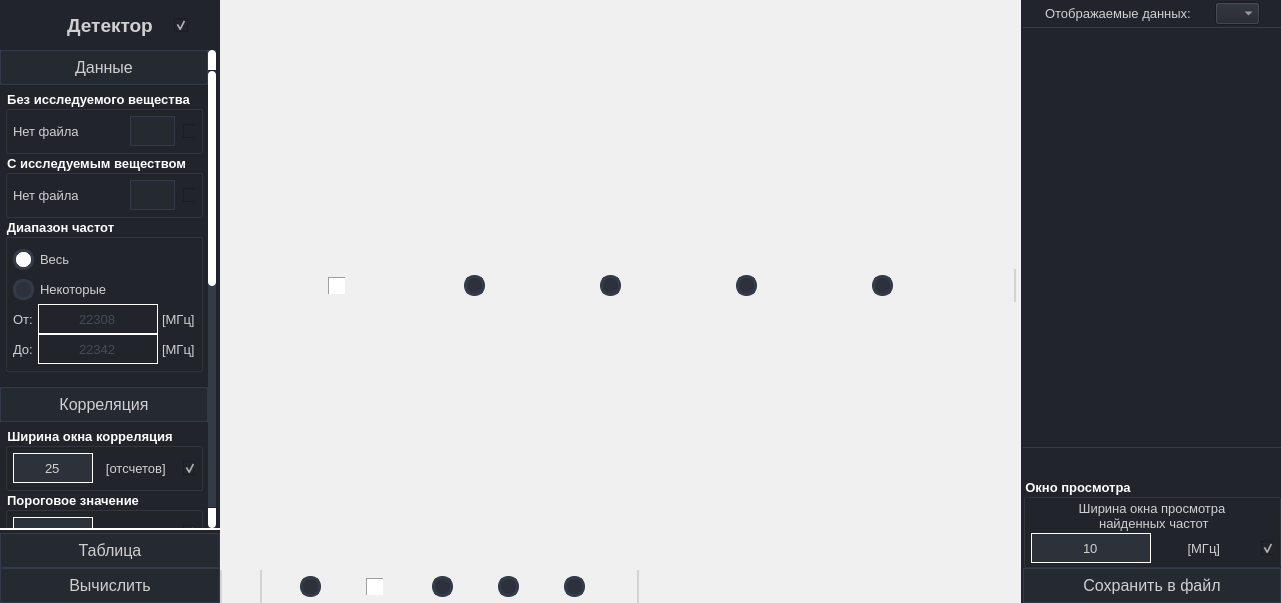
This is gui.ui in SkorEgor/Detector-Correlation as Qt 5 draws it before an edit. The edited form follows.
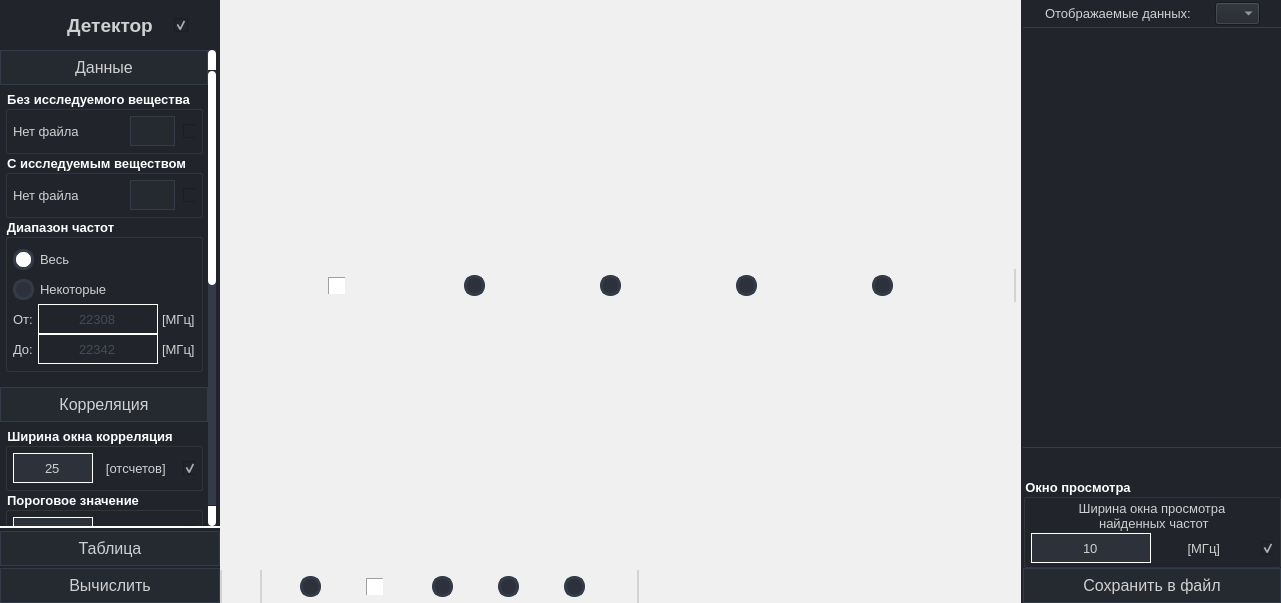
This is the edited form. Icons and pictures are not drawn.

Commit message: table_redesign

```diff
--- a/gui.ui
+++ b/gui.ui
@@ -3517,7 +3517,7 @@
            </property>
            <layout class="QVBoxLayout" name="layout_menu_bottom">
             <property name="spacing">
-             <number>0</number>
+             <number>2</number>
             </property>
             <property name="leftMargin">
              <number>0</number>
```
Left out of the diff: 5 changed lines with no effect on the pictures. The commit also changes 1 other file.
